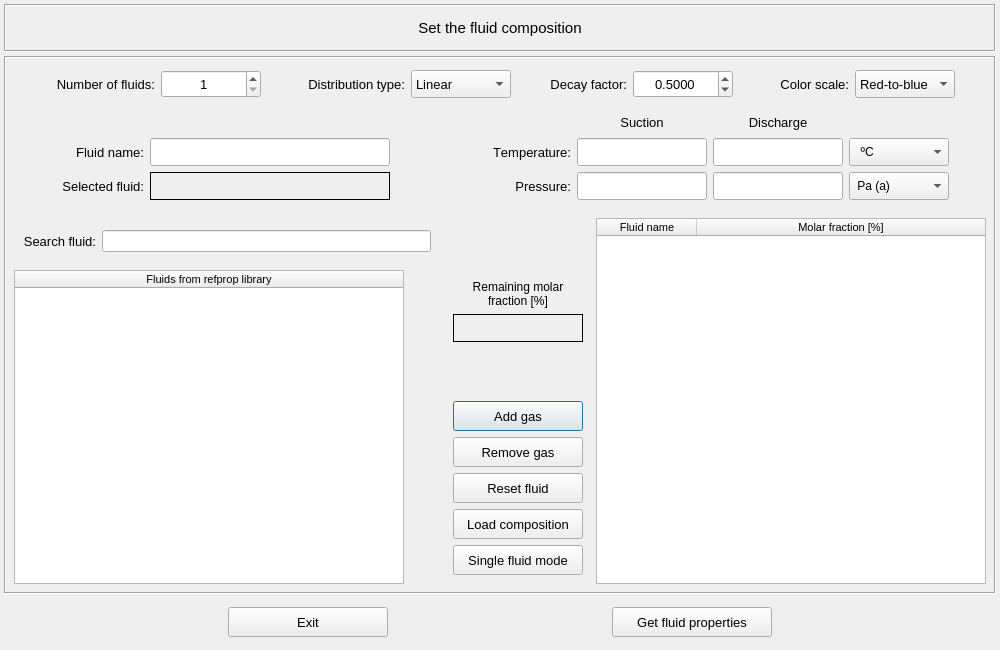
Before: the Qt Designer form vibra/interface/data/ui_files/model/fluid/set_fluid_composition_input.ui in MOPT-UFSC/VIBRA, drawn with Qt 5.
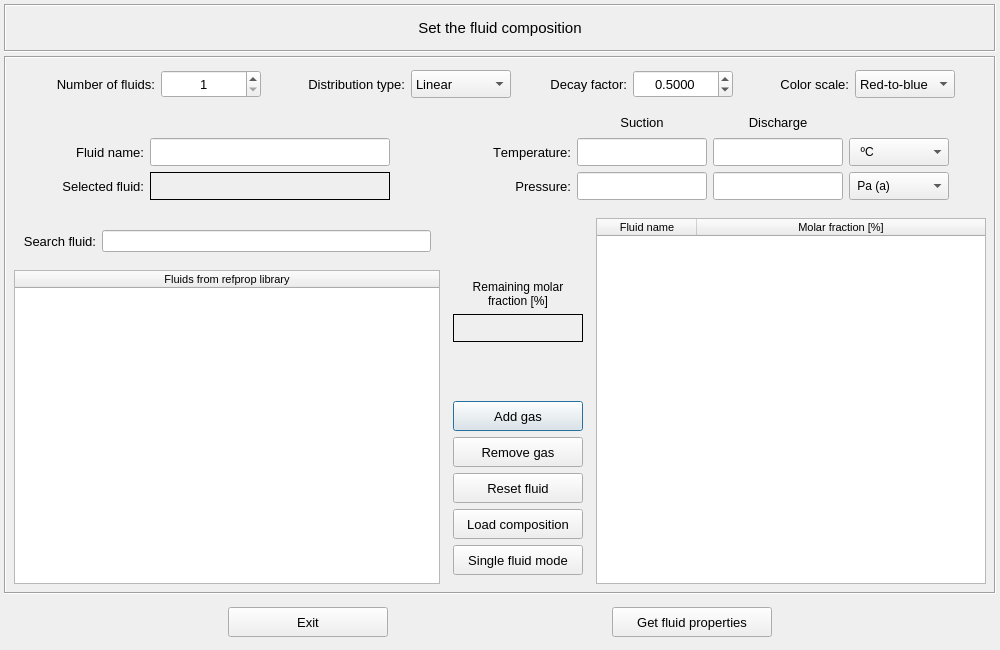
After: the same form once the commit is applied.

Patch:
```diff
--- a/vibra/interface/data/ui_files/model/fluid/set_fluid_composition_input.ui
+++ b/vibra/interface/data/ui_files/model/fluid/set_fluid_composition_input.ui
@@ -545,7 +545,7 @@
                </property>
                <property name="maximumSize">
                 <size>
-                 <width>390</width>
+                 <width>500</width>
                  <height>16777215</height>
                 </size>
                </property>
```
